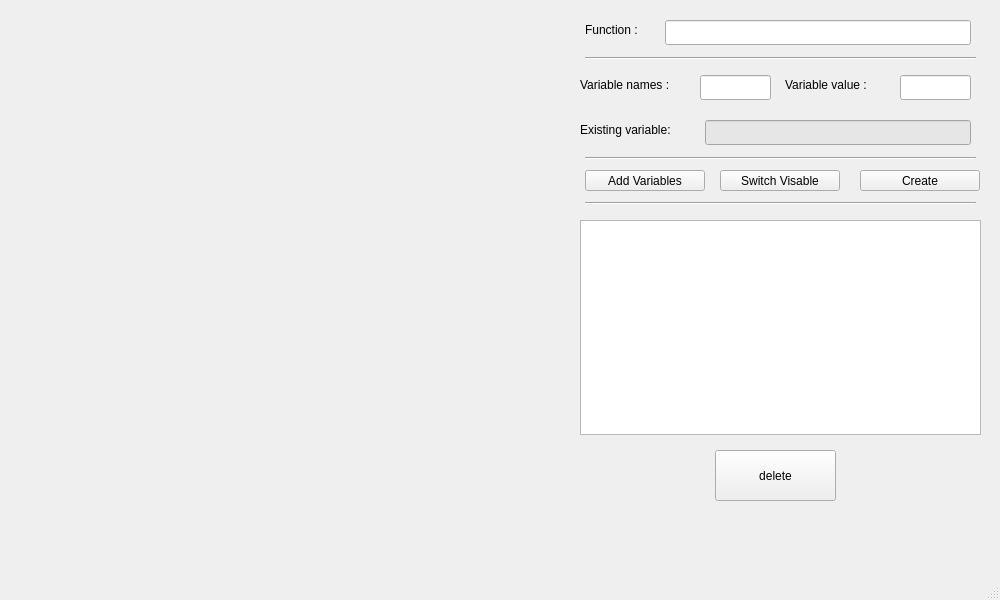
Above: QTEquationDrawing/mainwindow.ui from johnson1205/Equation-Drawing before the change. Below: the same form after it.
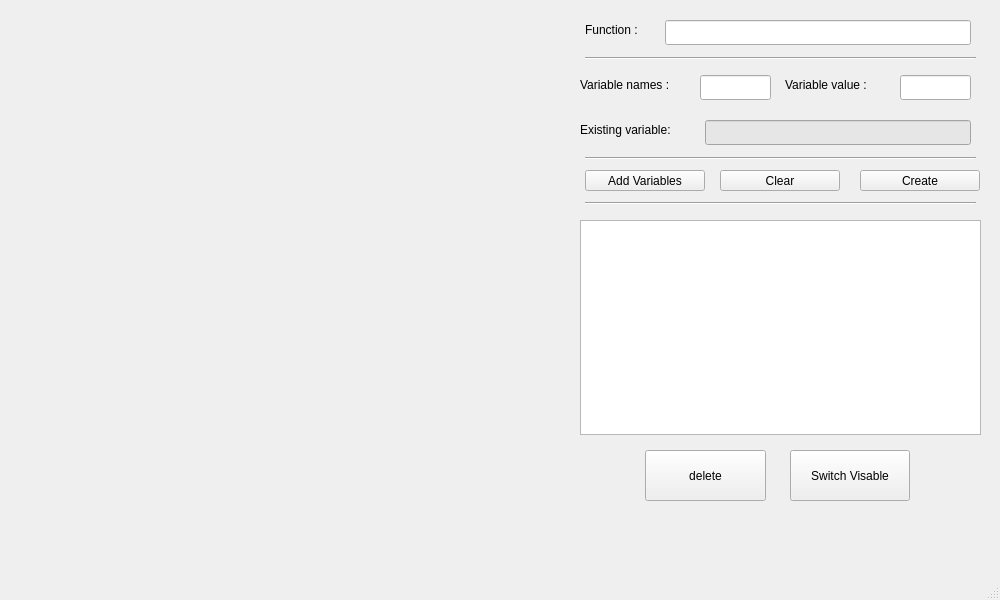
That is the form after the change. Custom widgets are drawn as their Qt base class.

Diff of the .ui file:
```diff
--- a/QTEquationDrawing/mainwindow.ui
+++ b/QTEquationDrawing/mainwindow.ui
@@ -55,7 +55,7 @@
    <widget class="QPushButton" name="pushButton_2">
     <property name="geometry">
      <rect>
-      <x>715</x>
+      <x>645</x>
       <y>450</y>
       <width>121</width>
       <height>51</height>
@@ -283,10 +283,10 @@
    <widget class="QPushButton" name="VisableButton">
     <property name="geometry">
      <rect>
-      <x>720</x>
-      <y>170</y>
+      <x>790</x>
+      <y>450</y>
       <width>120</width>
-      <height>21</height>
+      <height>51</height>
      </rect>
     </property>
     <property name="cursor">
@@ -308,6 +308,34 @@
      <bool>false</bool>
     </property>
    </widget>
+   <widget class="QPushButton" name="clearExistingVariableButton">
+    <property name="geometry">
+     <rect>
+      <x>720</x>
+      <y>170</y>
+      <width>120</width>
+      <height>21</height>
+     </rect>
+    </property>
+    <property name="cursor">
+     <cursorShape>PointingHandCursor</cursorShape>
+    </property>
+    <property name="autoFillBackground">
+     <bool>true</bool>
+    </property>
+    <property name="styleSheet">
+     <string notr="true"/>
+    </property>
+    <property name="text">
+     <string>Clear</string>
+    </property>
+    <property name="default">
+     <bool>false</bool>
+    </property>
+    <property name="flat">
+     <bool>false</bool>
+    </property>
+   </widget>
   </widget>
   <widget class="QMenuBar" name="menubar">
    <property name="geometry">
```
